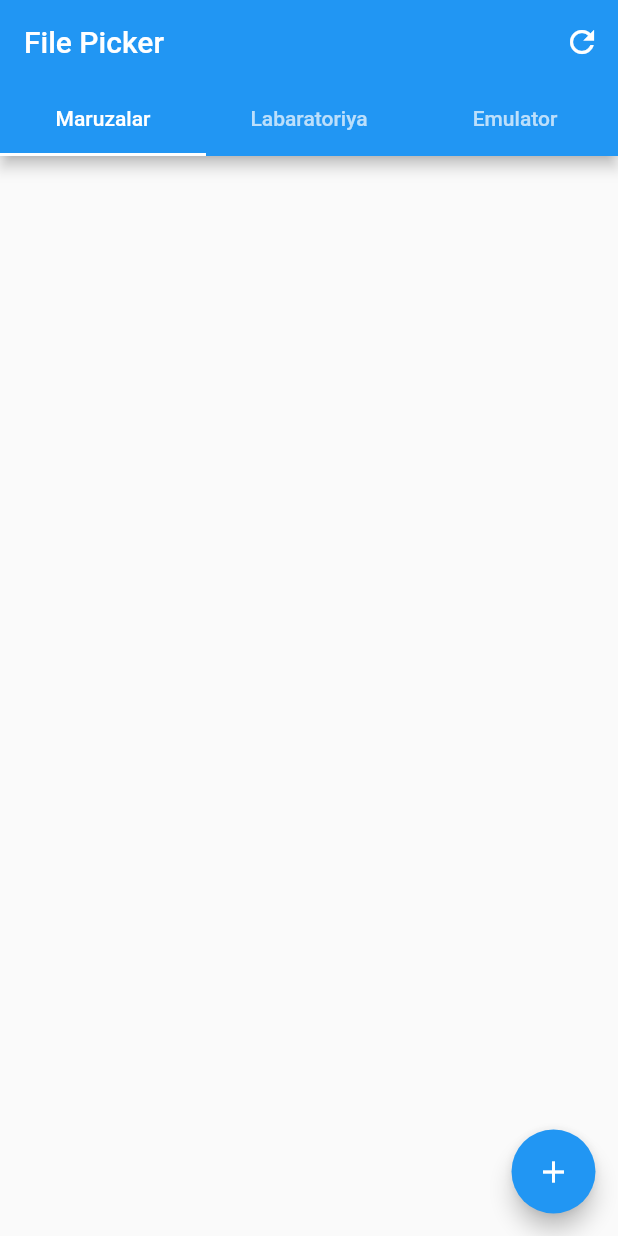
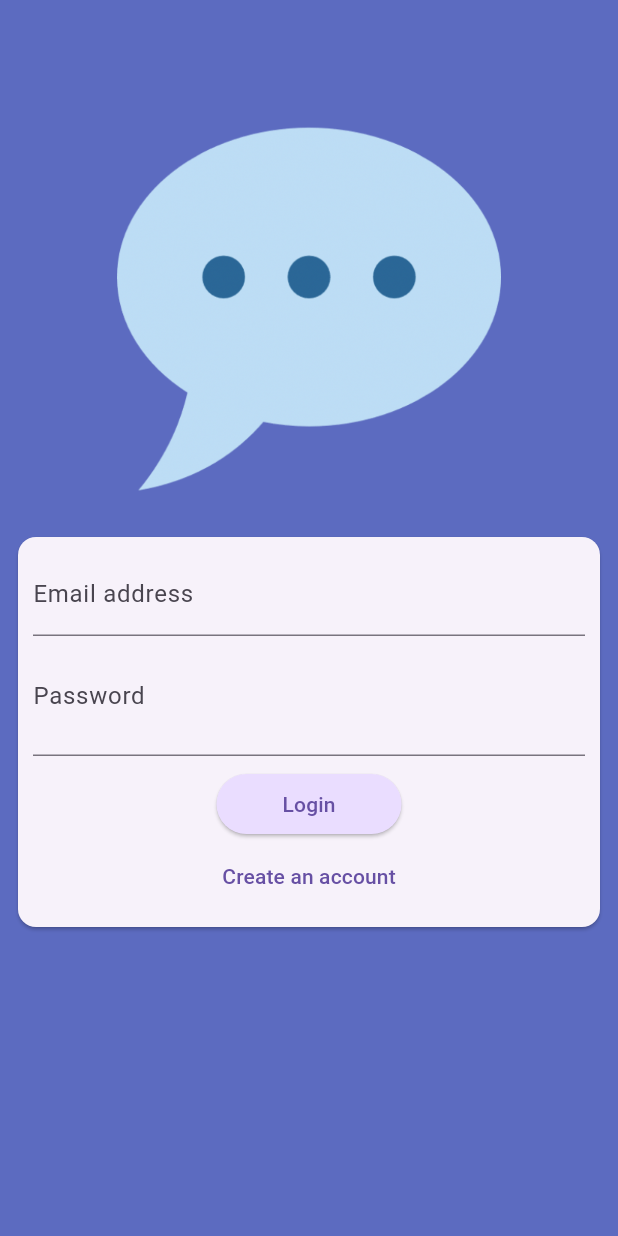
Before and after one commit to RustambekSafarov/file_manager, a Flutter app: the screen it shows after launch, on a phone screen of 412 x 824 dp. Run offline on Flutter 3.47's test engine with Material 2 defaults, Android fonts, the phone set to English and light mode, and no system bars; our stand-ins replace file_picker, open_filex.

Commit message:
almost done

```diff
--- a/lib/main.dart
+++ b/lib/main.dart
@@ -1,4 +1,5 @@
 import 'package:file_manager/base_provider.dart';
+import 'package:file_manager/screens/login_screen.dart';
 import 'package:flutter/material.dart';
 import 'package:provider/provider.dart';
 
@@ -19,9 +20,20 @@ class MainRoot extends StatelessWidget {
           create: (context) => BaseProvider(),
         )
       ],
-      child: const MaterialApp(
+      child: MaterialApp(
+        debugShowCheckedModeBanner: false,
+        theme: ThemeData(
+          useMaterial3: true,
+          appBarTheme: const AppBarTheme(
+            backgroundColor: Colors.indigo,
+          ),
+        ),
         title: 'File Picker Demo',
-        home: HomeScreen(),
+        // initialRoute: 'home',
+        routes: {
+          '/': (context) => const LoginScreen(),
+          'home': (context) => const HomeScreen(),
+        },
       ),
     );
   }
--- /dev/null
+++ b/lib/screens/login_screen.dart
@@ -0,0 +1,156 @@
+// ignore_for_file: avoid_print, unused_field
+
+import 'package:flutter/material.dart';
+
+class LoginScreen extends StatefulWidget {
+  const LoginScreen({super.key});
+
+  @override
+  State<LoginScreen> createState() => _LoginScreenState();
+}
+
+class _LoginScreenState extends State<LoginScreen> {
+  var _isLogin = true;
+  bool visible = true;
+  final _form = GlobalKey<FormState>();
+  var _enteredEmail = '';
+  var _enteredPassword = '';
+  var _enteredUsername = '';
+
+  void _submit() {
+    final isValid = _form.currentState!.validate();
+    if (isValid) {
+      _form.currentState!.save();
+      Navigator.pushReplacementNamed(context, 'home');
+    }
+  }
+
+  void _submitRegister() {
+    final isValid = _form.currentState!.validate();
+    if (isValid) {
+      _form.currentState!.save();
+      setState(() {
+        _isLogin = !_isLogin;
+      });
+    }
+  }
+
+  @override
+  Widget build(BuildContext context) {
+    return Scaffold(
+      resizeToAvoidBottomInset: true,
+      backgroundColor: Colors.indigo[400],
+      // appBar: AppBar(
+      //   title: const Text('Login'),
+      // ),
+      body: Form(
+        key: _form,
+        child: Padding(
+          padding: const EdgeInsets.all(8.0),
+          child: SingleChildScrollView(
+            child: Column(
+              mainAxisSize: MainAxisSize.min,
+              children: [
+                Padding(
+                  padding: const EdgeInsets.only(top: 70, left: 70, right: 70),
+                  child: Image.asset('assets/chat.png'),
+                ),
+                const SizedBox(
+                  height: 20,
+                ),
+                Card(
+                  child: Padding(
+                    padding: const EdgeInsets.all(10),
+                    child: Column(
+                      children: [
+                        !_isLogin
+                            ? TextFormField(
+                                decoration: const InputDecoration(
+                                  label: Text('Username'),
+                                ),
+                                keyboardType: TextInputType.visiblePassword,
+                                validator: (value) {
+                                  if (value == null || value.isEmpty) {
+                                    return 'Please enter a valid username';
+                                  }
+                                  return null;
+                                },
+                                onSaved: (newValue) {
+                                  _enteredUsername = newValue!;
+                                },
+                              )
+                            : Container(),
+                        TextFormField(
+                          decoration: const InputDecoration(
+                            label: Text('Email address'),
+                          ),
+                          keyboardType: TextInputType.emailAddress,
+                          autocorrect: true,
+                          textCapitalization: TextCapitalization.none,
+                          validator: (value) {
+                            if (value == null || value.trim().isEmpty || !value.contains('@')) {
+                              return 'Please enter a valid email address';
+                            }
+                            return null;
+                          },
+                          onSaved: (newValue) {
+                            _enteredEmail = newValue!;
+                          },
+                        ),
+                        TextFormField(
+                          decoration: InputDecoration(
+                            label: const Text('Password'),
+                            suffix: IconButton(
+                              onPressed: () {
+                                setState(() {
+                                  visible = !visible;
+                                });
+                              },
+                              icon: Icon(visible ? Icons.visibility : Icons.visibility_off),
+                            ),
+                          ),
+                          keyboardType: TextInputType.visiblePassword,
+                          obscureText: visible,
+                          validator: (value) {
+                            if (value == null || value.trim().length < 6) {
+                              return 'Please enter a valid email address';
+                            }
+                            return null;
+                          },
+                          onSaved: (newValue) {
+                            _enteredPassword = newValue!;
+                          },
+                        ),
+                        const SizedBox(
+                          height: 8,
+                        ),
+                        ElevatedButton(
+                          onPressed: _isLogin ? _submit : _submitRegister,
+                          style: ElevatedButton.styleFrom(
+                            backgroundColor: Theme.of(context).colorScheme.primaryContainer,
+                          ),
+                          child: Padding(
+                            padding: const EdgeInsets.only(left: 20, right: 20),
+                            child: Text(_isLogin ? 'Login' : 'Sign Up'),
+                          ),
+                        ),
+                        TextButton(
+                          onPressed: () {
+                            setState(() {
+                              _isLogin = !_isLogin;
+                            });
+                          },
+                          child: Text(_isLogin ? 'Create an account' : 'Already have an account'),
+                        ),
+                      ],
+                    ),
+                  ),
+                ),
+              ],
+            ),
+          ),
+        ),
+      ),
+    );
+  }
+}
```
Also changed, not shown: lib/screens/home_screen.dart (+24 -1 lines), pubspec.yaml (+16 -3 lines), assets/chat.png (added), pubspec.lock, 47 other files.
